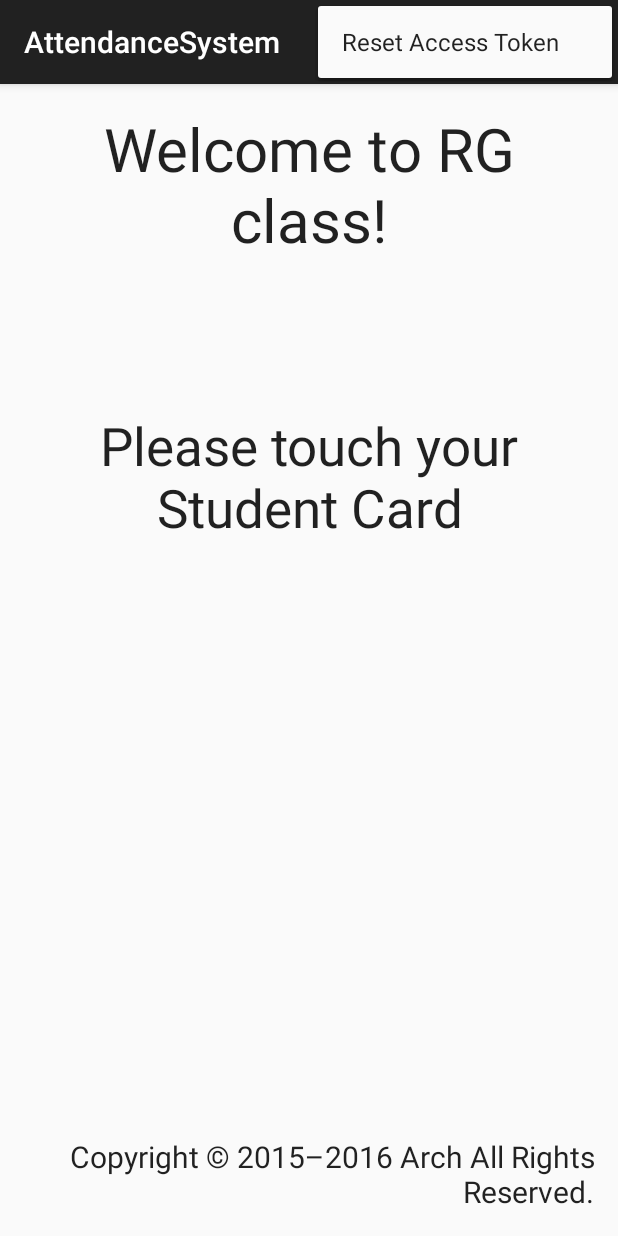
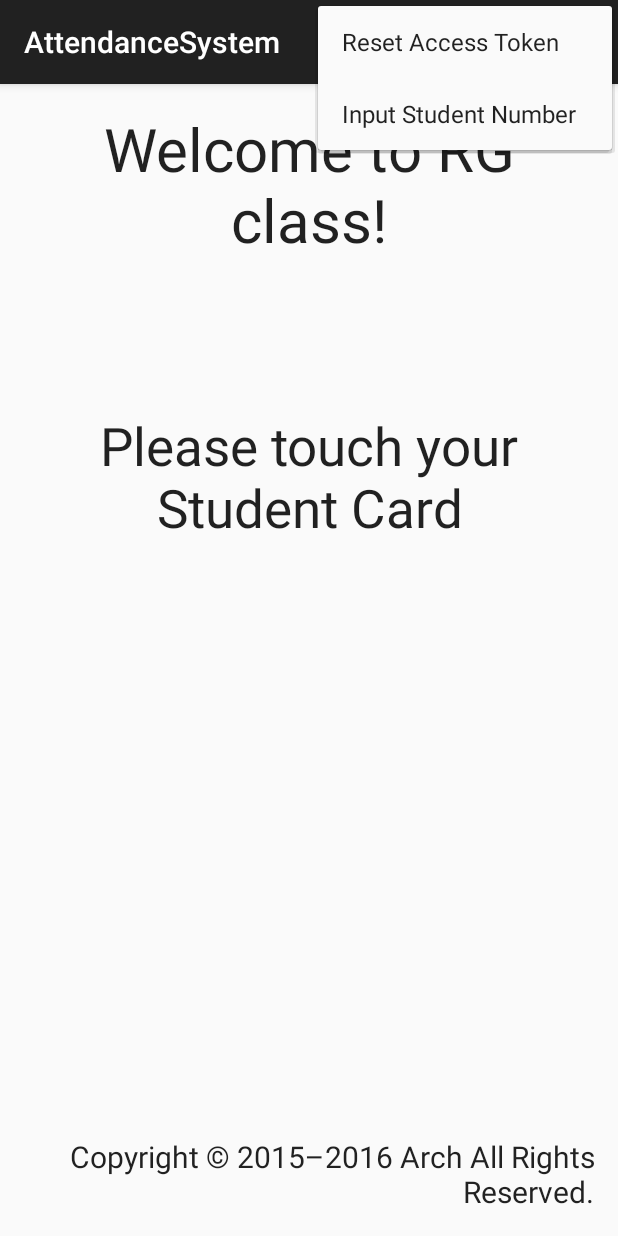
Before and after one commit to sfc-rg/AttendanceSystem, an Android app: the screen it shows after launch (MainActivity), with the options menu open, on a phone screen of 412 x 824 dp. Run offline under Robolectric (Android 15) with nearby library versions, the light colour scheme and no system bars; our stand-ins replace Volley; pictures from the network do not load.

Commit message:
add function to input student number manually

```diff
--- a/app/src/main/res/menu/menu_main.xml
+++ b/app/src/main/res/menu/menu_main.xml
@@ -3,4 +3,6 @@
     xmlns:tools="http://schemas.android.com/tools" tools:context=".MainActivity">
     <item android:id="@+id/action_settings" android:title="@string/action_settings"
         android:orderInCategory="100" app:showAsAction="never" />
+    <item android:id="@+id/input_student_number" android:title="@string/input_student_number"
+        android:orderInCategory="200" app:showAsAction="never" />
 </menu>
--- a/app/src/main/res/values/strings.xml
+++ b/app/src/main/res/values/strings.xml
@@ -7,5 +7,6 @@
     <string name="error_nfc_disable">NFC is not available on this device.</string>
     <string name="copyright">Copyright &#169; 2015&#8211;2016 Arch All Rights Reserved.</string>
     <string name="please_touch_message">Please touch your Student Card</string>
+    <string name="input_student_number">Input Student Number</string>
 
 </resources>
```
Also changed, not shown: app/src/main/java/jp/ad/wide/sfc/arch/attendancesystem/MainActivity.java (+21 -0 lines).
